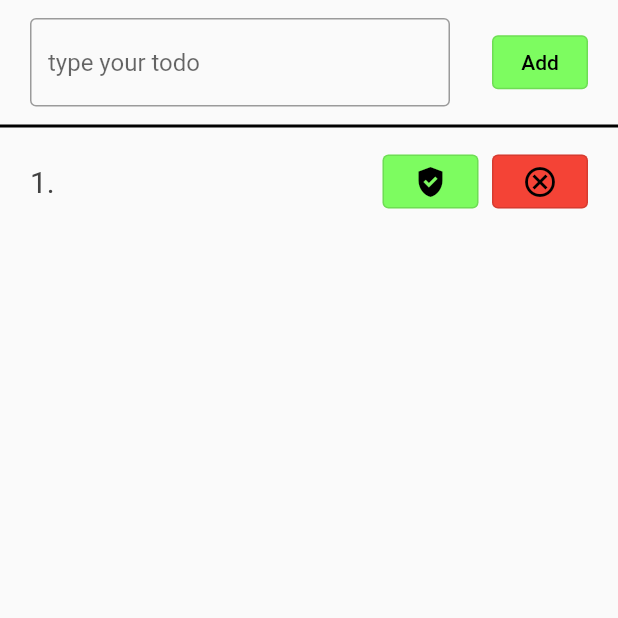
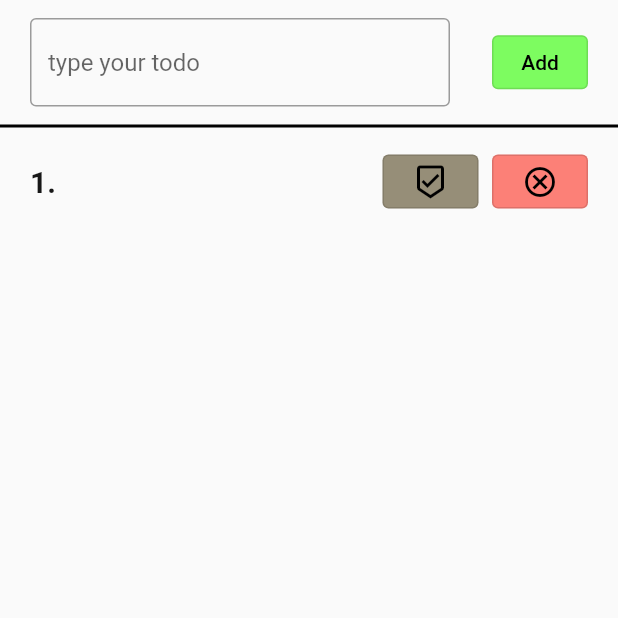
Before and after one commit to Noutice/my_todo_app, a Flutter app: the screen it shows after launch, after a tap on "Add", on a phone screen of 412 x 824 dp, the top half of it. Run offline on Flutter 3.47's test engine with Material 2 defaults, Android fonts, the phone set to English and light mode, and no system bars; our stand-ins replace flutter_bloc.

Commit message:
created remove button

```diff
--- a/lib/blocs/todo_bloc/todo_bloc.dart
+++ b/lib/bloc/todo_bloc.dart
@@ -8,6 +8,7 @@ class TodoBloc extends Bloc<TodoEvent, TodoState> {
   TodoBloc() : super(TodoState()) {
     on<AddListEvent>(_addList);
     on<RemoveListEvent>(_removeList);
+    on<TodoComplectedEvent>(_isComplected);
   }
 }
 
@@ -16,6 +17,8 @@ int index = 0;
 final controller = TextEditingController();
 TodoState state = TodoState();
 bool isDisabled = false;
+bool isComplected = false;
+Color complectedColor = const Color(0xFF968E78);
 
 void _addList(AddListEvent event, Emitter<TodoState> emit) {
   if (index == 5) return;
@@ -23,18 +26,30 @@ void _addList(AddListEvent event, Emitter<TodoState> emit) {
   if (index == 5) {
     isDisabled = true;
   }
-  todoList.add(ToDo(controller.text, index));
+
+  todoList.add(ToDo(controller.text, index, complectedColor: complectedColor));
+
+  emit(state.copyWith(
+    todoList: todoList,
+    index: index,
+    isDisabled: isDisabled,
+    isComplected: isComplected,
+  ));
+  controller.clear();
+}
+
+void _removeList(RemoveListEvent event, Emitter<TodoState> emit) {
+  if (index == 0) return;
+  todoList.removeAt(event.index);
+  index--;
+  isDisabled = false;
   emit(state.copyWith(
     todoList: todoList,
     index: index,
     isDisabled: isDisabled,
   ));
+  controller.clear();
 }
 
-void _removeList(RemoveListEvent event, Emitter<TodoState> emit) {
-  index--;
-  emit(state.copyWith(
-    todoList: todoList,
-    index: index,
-  ));
+void _isComplected(TodoComplectedEvent event, Emitter<TodoState> emit) {
 }
--- /dev/null
+++ b/lib/bloc/todo_event.dart
@@ -0,0 +1,18 @@
+part of 'todo_bloc.dart';
+
+@immutable
+abstract class TodoEvent {}
+
+class AddListEvent extends TodoEvent {}
+
+class RemoveListEvent extends TodoEvent {
+  final int index;
+
+  RemoveListEvent({required this.index});
+}
+
+class TodoComplectedEvent extends TodoEvent {
+  final int index;
+
+  TodoComplectedEvent({required this.index});
+}
--- a/lib/blocs/todo_bloc/todo_state.dart
+++ b/lib/bloc/todo_state.dart
@@ -1,11 +1,15 @@
 part of 'todo_bloc.dart';
 
 class TodoState {
-  final bool isDisabled;
   final List<ToDo> todoList;
   final int index;
+  final bool isDisabled;
+  final bool isComplected;
+  final Color complectedColor;
 
   TodoState({
+    this.complectedColor = const Color(0xFF968E78),
+    this.isComplected = false,
     this.isDisabled = false,
     this.index = 0,
     this.todoList = const [],
@@ -15,21 +19,27 @@ class TodoState {
     List<ToDo>? todoList,
     int? index,
     bool? isDisabled,
+    bool? isComplected,
+    Color? complectedColor,
   }) {
     return TodoState(
       todoList: todoList ?? this.todoList,
       index: index ?? this.index,
       isDisabled: isDisabled ?? this.isDisabled,
+      isComplected: isComplected ?? this.isComplected,
+      complectedColor: complectedColor ?? this.complectedColor,
     );
   }
 }
 
 class ToDo {
+  late final Color complectedColor;
   final int index;
   final String todo;
 
   ToDo(
     this.todo,
     this.index,
+    {this.complectedColor = const Color(0xFF968E78)}
   );
 }
--- a/lib/blocs/todo_bloc/todo_event.dart
+++ /dev/null
@@ -1,8 +0,0 @@
-part of 'todo_bloc.dart';
-
-@immutable
-abstract class TodoEvent {}
-
-class AddListEvent extends TodoEvent {}
-
-class RemoveListEvent extends TodoEvent {}
--- a/lib/components/add_button_component.dart
+++ b/lib/components/add_button_component.dart
@@ -1,6 +1,7 @@
 import 'package:flutter/material.dart';
 import 'package:flutter_bloc/flutter_bloc.dart';
-import 'package:todo_app/blocs/todo_bloc/todo_bloc.dart';
+import 'package:todo_app/bloc/todo_bloc.dart';
+
 
 class AddButton extends StatelessWidget {
   final Color color;
--- a/lib/components/cancel_button_component.dart
+++ b/lib/components/cancel_button_component.dart
@@ -1,15 +1,18 @@
 import 'package:flutter/material.dart';
+import 'package:flutter_bloc/flutter_bloc.dart';
+import 'package:todo_app/bloc/todo_bloc.dart';
 
 class CancelButton extends StatelessWidget {
-  const CancelButton({super.key});
+  final RemoveListEvent onPressed;
+  const CancelButton({super.key, required this.onPressed});
 
   @override
   Widget build(BuildContext context) {
-    return  OutlinedButton(
+    return OutlinedButton(
       style: OutlinedButton.styleFrom(
-        backgroundColor: Colors.red,
+        backgroundColor: const Color(0xFFFC8077),
       ),
-      onPressed: null,
+      onPressed: () => context.read<TodoBloc>().add(onPressed),
       child: const Icon(
         Icons.cancel_outlined,
         color: Colors.black,
--- a/lib/components/complected_button_component.dart
+++ b/lib/components/complected_button_component.dart
@@ -1,17 +1,21 @@
 import 'package:flutter/material.dart';
+import 'package:flutter_bloc/flutter_bloc.dart';
+import 'package:todo_app/bloc/todo_bloc.dart';
 
 class ComplactedButton extends StatelessWidget {
-  const ComplactedButton({super.key});
+  final TodoComplectedEvent onPressed;
+  final Color color;
+  const ComplactedButton({super.key, required this.color, required this.onPressed});
 
   @override
   Widget build(BuildContext context) {
     return OutlinedButton(
       style: OutlinedButton.styleFrom(
-        backgroundColor: const Color(0xFF7DFC60),
+        backgroundColor: color,
       ),
-      onPressed: null,
+      onPressed: () => context.read<TodoBloc>().add(onPressed),
       child: const Icon(
-        Icons.gpp_good_sharp,
+        Icons.beenhere_outlined,
         color: Colors.black,
       ),
     );
--- a/lib/components/input_bar_component.dart
+++ b/lib/components/input_bar_component.dart
@@ -1,6 +1,6 @@
 import 'package:flutter/material.dart';
 import 'package:flutter_bloc/flutter_bloc.dart';
-import 'package:todo_app/blocs/todo_bloc/todo_bloc.dart';
+import 'package:todo_app/bloc/todo_bloc.dart';
 import 'package:todo_app/components/add_button_component.dart';
 
 class InputBar extends StatelessWidget {
@@ -31,7 +31,7 @@ class InputBar extends StatelessWidget {
                 ),
               ),
               const Expanded(child: SizedBox()),
-              if (state.isDisabled != true)
+              if (!state.isDisabled)
                 const AddButton(color: Color(0xFF7DFC60)),
               if (state.isDisabled) const AddButton(color: Colors.red)
             ],
--- a/lib/components/todo_list_component.dart
+++ b/lib/components/todo_list_component.dart
@@ -1,6 +1,6 @@
 import 'package:flutter/material.dart';
 import 'package:flutter_bloc/flutter_bloc.dart';
-import 'package:todo_app/blocs/todo_bloc/todo_bloc.dart';
+import 'package:todo_app/bloc/todo_bloc.dart';
 import 'package:todo_app/components/cancel_button_component.dart';
 import 'package:todo_app/components/complected_button_component.dart';
 
@@ -10,44 +10,58 @@ class TodoList extends StatelessWidget {
   @override
   Widget build(BuildContext context) {
     double screenWidth = MediaQuery.of(context).size.width;
-    double screenHeight = MediaQuery.of(context).size.height;
-    return SizedBox(
+    return BlocBuilder<TodoBloc, TodoState>(
+      builder: (context, state) {
+        return Expanded(
+          child: SizedBox(
             width: screenWidth - 40,
-      height: screenHeight / 2.3,
-      child: BlocBuilder<TodoBloc, TodoState>(
-        builder: (context, state) {
-          return SingleChildScrollView(
-            child: Column(
-              crossAxisAlignment: CrossAxisAlignment.start,
-              children: [
-                ...state.todoList.map(
-                  (ToDo e) => Padding(
-                    padding: const EdgeInsets.only(bottom: 20.0),
+            child: ListView.builder(
+              physics: const BouncingScrollPhysics(),
+              itemCount: state.todoList.length,
+              itemBuilder: (context, index) {
+                return Padding(
+                  padding: const EdgeInsets.only(bottom: 20),
                   child: Row(
                     children: [
                       Expanded(
-                          flex: 4,
-                          child: Text(
-                            '${e.index}.  ${e.todo}',
+                        child: RichText(
+                          text: TextSpan(
+                            text: '${index + 1}.  ',
+                            style: const TextStyle(
+                              color: Color(0xFF171717),
+                              fontSize: 20,
+                              fontWeight: FontWeight.bold,
+                            ),
+                            children: [
+                              TextSpan(
+                                text: state.todoList[index].todo,
                                 style: TextStyle(
-                              fontSize: 20,
-                              color: Colors.grey[800],
+                                  color: state.todoList[index].complectedColor,
                                 ),
                               ),
-                        ),
-                        const Expanded(child: SizedBox()),
-                        const ComplactedButton(),
-                        const SizedBox(width: 9),
-                        const CancelButton(),
                             ],
                           ),
                         ),
                       ),
+                      const SizedBox(width: 12),
+                      ComplactedButton(
+                        color: state.todoList[index].complectedColor,
+                        onPressed: TodoComplectedEvent(index: index),
+                      ),
+                      // if (!isComplected)
+                      //   const ComplactedButton(color: Color(0xFFA8F582)),
+                      // if (isComplected)
+                      //   const ComplactedButton(color: Color(0xFF968E78)),
+                      const SizedBox(width: 9),
+                      CancelButton(onPressed: RemoveListEvent(index: index)),
                     ],
                   ),
                 );
               },
             ),
+          ),
+        );
+      },
     );
   }
 }
--- a/lib/home_screen.dart
+++ b/lib/home_screen.dart
@@ -1,5 +1,5 @@
 import 'package:flutter/material.dart';
-import 'package:todo_app/blocs/todo_bloc/todo_bloc.dart';
+import 'package:todo_app/bloc/todo_bloc.dart';
 import 'package:todo_app/components/input_bar_component.dart';
 import 'package:flutter_bloc/flutter_bloc.dart';
 import 'package:todo_app/components/line_component.dart';
```
Lines whose indentation alone changed are shown as unchanged.
